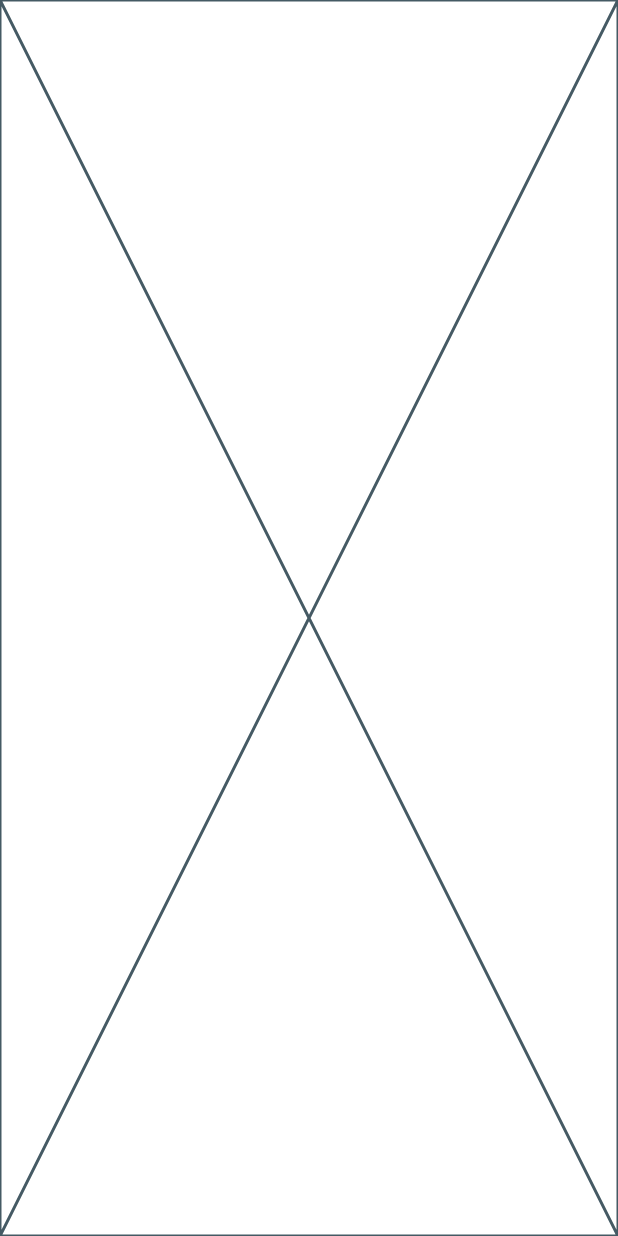
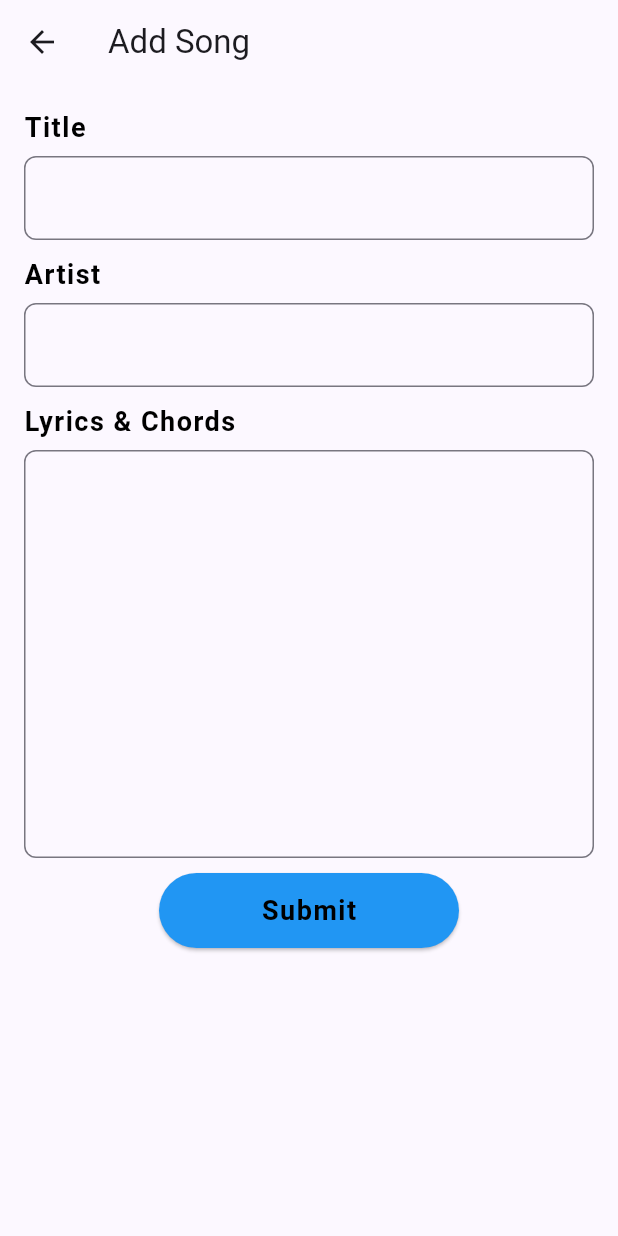
Before and after one commit to Mckenjay/chordy, a Flutter app: the screen it shows after launch, after a tap on the "add" icon, on a phone screen of 412 x 824 dp. Run offline on Flutter 3.47's test engine with Material 3 defaults, Android fonts, the phone set to English and light mode, and no system bars; our stand-ins replace cloud_firestore, firebase_core, flutter_dotenv, google_fonts; missing offline and left inert: custom_flutter_chord; accounts and stored records are empty; generated files the repository leaves out were written again.

Commit message:
Update SongModel to make id nullable and enhance AddSong and LyricsChordsPage with song management features

```diff
--- a/lib/models/song_model.dart
+++ b/lib/models/song_model.dart
@@ -1,7 +1,7 @@
 import 'package:cloud_firestore/cloud_firestore.dart';
 
 class SongModel {
-  final String id;
+  final String? id;
   final String title;
   final String artist;
   final String lyrics;
@@ -9,7 +9,7 @@ class SongModel {
   final DateTime? updatedAt;
 
   SongModel({
-    required this.id,
+    this.id,
     required this.title,
     required this.artist,
     required this.lyrics,
--- a/lib/pages/add_song.dart
+++ b/lib/pages/add_song.dart
@@ -1,3 +1,5 @@
+import 'package:chordy/models/song_model.dart';
+import 'package:chordy/services/song_service.dart';
 import 'package:flutter/material.dart';
 
 class AddSong extends StatefulWidget {
@@ -8,8 +10,147 @@ class AddSong extends StatefulWidget {
 }
 
 class _AddSongState extends State<AddSong> {
+  final SongService songService = SongService();
+
+  TextEditingController titleController = TextEditingController();
+  TextEditingController artistController = TextEditingController();
+  TextEditingController lyricsController = TextEditingController();
+
+  final _formKey = GlobalKey<FormState>();
+
+  bool isLoading = false;
+
+  final inputDecoration = InputDecoration(
+    border: OutlineInputBorder(
+    borderRadius: BorderRadius.circular(8),
+      borderSide: BorderSide(
+        color: Colors.lightBlue,
+        width: 2,
+      )
+    )
+  );
+
+  final textStyle = TextStyle(
+    fontSize: 18,
+    fontWeight: FontWeight.bold,
+    letterSpacing: 1,
+    color: Colors.black,
+  );
+
   @override
   Widget build(BuildContext context) {
-    return const Placeholder();
+    return Scaffold(
+      appBar: AppBar(
+        leading: IconButton(
+          icon: Icon(Icons.arrow_back),
+          onPressed: () => Navigator.pop(context),
+        ),
+        title: Text('Add Song'),
+      ),
+      body: SingleChildScrollView(
+        child: Form(
+          key: _formKey,
+          child: Padding(
+            padding: EdgeInsets.all(16),
+            child: Column(
+              crossAxisAlignment: CrossAxisAlignment.start,
+              children: [
+                Text('Title', style: textStyle),
+                SizedBox(height: 6),
+                TextFormField(
+                  controller: titleController,
+                  decoration: inputDecoration,
+                  validator: (value) {
+                    if (value == null || value.isEmpty) {
+                      return 'Please enter a title';
+                    }
+                    return null;
+                  },
+                ),
+                SizedBox(height: 10),
+                Text('Artist', style: textStyle),
+                SizedBox(height: 6),
+                TextFormField(
+                  controller: artistController,
+                  decoration: inputDecoration,
+                  validator: (value) {
+                    if (value == null || value.isEmpty) {
+                      return 'Please enter an artist';
+                    }
+                    return null;
+                  },
+                ),
+                SizedBox(height: 10),
+                Text('Lyrics & Chords', style: textStyle),
+                SizedBox(height: 6),
+                TextFormField(
+                  controller: lyricsController,
+                  keyboardType: TextInputType.multiline,
+                  maxLines: null,
+                  minLines: 10,
+                  decoration: InputDecoration(
+                    border: OutlineInputBorder(
+                    borderRadius: BorderRadius.circular(8),
+                      borderSide: BorderSide(
+                        color: Colors.lightBlue,
+                        width: 2,
+                      )
+                    )
+                  ),
+                  validator: (value) {
+                    if (value == null || value.isEmpty) {
+                      return 'Please write the lyrics';
+                    }
+                    return null;
+                  },
+                ),
+                SizedBox(height: 10),
+
+                !isLoading
+                  ? Center(
+                    child: ElevatedButton(
+                      style: ButtonStyle(
+                        minimumSize: WidgetStateProperty.all(Size(200, 50)),
+                        backgroundColor: WidgetStatePropertyAll(Colors.blue)
+                      ),
+                      onPressed: () async {
+                        if (_formKey.currentState!.validate()) {
+                          setState(() {
+                            isLoading = true;
+                          });
+
+                          await songService.addSong(
+                            SongModel(
+                              title: titleController.text,
+                              artist: artistController.text,
+                              lyrics: lyricsController.text
+                            )
+                          );
+
+                          if (!context.mounted) return;
+
+                          setState(() {
+                            isLoading = false;
+                          });
+
+                          ScaffoldMessenger.of(context).showSnackBar(
+                            SnackBar(content: Text('Song added successfully!')),
+                          );
+
+                          Navigator.pop(context);
+                        }
+                      },
+                      child: Text('Submit', style: textStyle,)
+                    ),
+                  )
+                  : Center(
+                    child: CircularProgressIndicator(),
+                  )
+              ],
+            ),
+          )
+        ),
+      ),
+    );
   }
 }
--- a/lib/pages/lyrics_chords.dart
+++ b/lib/pages/lyrics_chords.dart
@@ -1,4 +1,5 @@
 import 'package:chordy/models/song_model.dart';
+import 'package:chordy/services/song_service.dart';
 import 'package:custom_flutter_chord/custom_flutter_chord.dart';
 import 'package:flutter/material.dart';
 
@@ -8,6 +9,7 @@ class LyricsChordsPage extends StatelessWidget {
 
   @override
   Widget build(BuildContext context) {
+    SongService songService = SongService();
     return Scaffold(
       appBar: AppBar(
         leading: IconButton(
@@ -24,7 +26,15 @@ class LyricsChordsPage extends StatelessWidget {
                 PopupMenuItem(
                   value: const Text('Delete'),
                   child: const Text('Delete'),
-                  onTap: () {},
+                  onTap: () async {
+                    await songService.deleteSong(songData.id.toString());
+
+                    if (!context.mounted) return;
+                    ScaffoldMessenger.of(context).showSnackBar(
+                      SnackBar(content: Text('Song deleted successfully!')),
+                    );
+                    Navigator.pop(context);
+                  },
                 ),
               ];
             },
```
